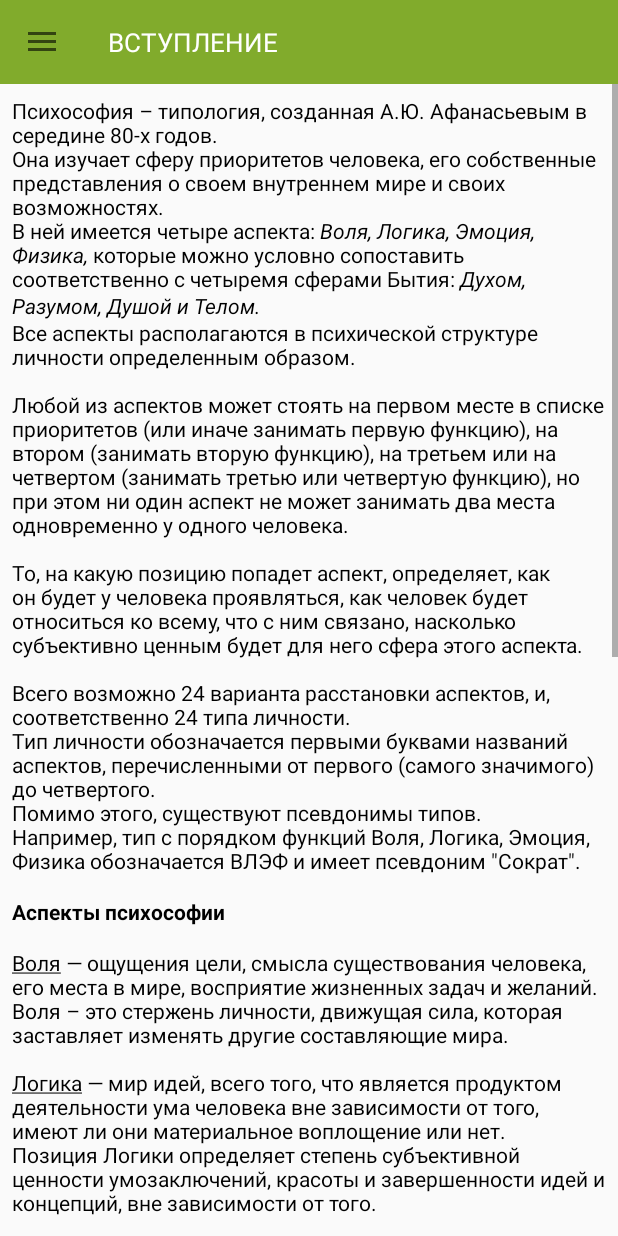
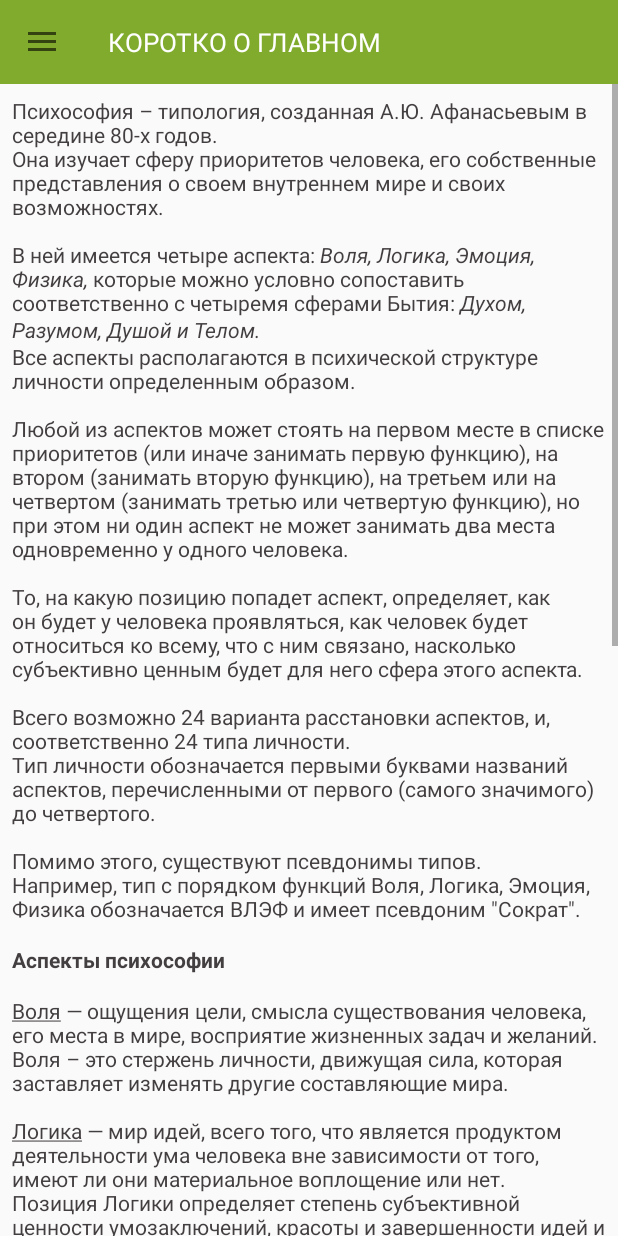
Before and after one commit to StacyLaushkina/Psychosophy, an Android app: the screen it shows after launch (MainActivity), after a tap on "УЗНАТЬ БОЛЬШЕ", on a phone screen of 412 x 824 dp. Run offline under Robolectric (Android 15) with nearby library versions, the phone set to English and light mode, and no system bars.

Commit message:
Design changes

```diff
--- a/app/build.gradle
+++ b/app/build.gradle
@@ -29,7 +29,7 @@ dependencies {
     implementation fileTree(dir: 'libs', include: ['*.jar'])
     implementation 'com.android.support:appcompat-v7:26.1.0'
     implementation 'com.android.support:support-v13:26.1.0'
-    implementation 'com.android.support.constraint:constraint-layout:1.0.2'
+    implementation 'com.android.support.constraint:constraint-layout:1.1.0'
     implementation 'com.android.support:cardview-v7:26.1.0'
     implementation 'com.android.support:recyclerview-v7:26.1.0'
     implementation 'com.android.support:design:26.1.0'
@@ -41,6 +41,6 @@ dependencies {
     annotationProcessor 'com.google.dagger:dagger-compiler:2.11'
 
     testImplementation 'junit:junit:4.12'
-    androidTestImplementation 'com.android.support.test:runner:1.0.1'
-    androidTestImplementation 'com.android.support.test.espresso:espresso-core:3.0.1'
+    androidTestImplementation 'com.android.support.test:runner:1.0.2'
+    androidTestImplementation 'com.android.support.test.espresso:espresso-core:3.0.2'
 }
--- a/app/src/main/AndroidManifest.xml
+++ b/app/src/main/AndroidManifest.xml
@@ -10,7 +10,7 @@
         android:theme="@style/AppTheme">
         <activity
             android:name=".view.welcome.WelcomeActivity"
-            android:label="@string/welcome_activity">
+            android:label="@string/app_name">
             <intent-filter>
                 <action android:name="android.intent.action.MAIN" />
 
--- a/app/src/main/res/values/colors.xml
+++ b/app/src/main/res/values/colors.xml
@@ -6,7 +6,8 @@
     <color name="colorAccent">#FF4081</color>
 
     <color name="black">#000000</color>
-    <color name="light_black">#231F20</color>
+    <color name="light_black">#433F40</color>
+    <color name="text_color">@color/light_black</color>
     <color name="dark_white">#EEEEEE</color>
     <color name="light_grey">#BFBFBF</color>
     <color name="dark_grey">#777777</color>
--- a/app/src/main/res/values/functions_strings.xml
+++ b/app/src/main/res/values/functions_strings.xml
@@ -228,7 +228,7 @@
         <p>Секрет этого искусства - в способности и желании не просто высказаться, но, прежде всего,
         вовлечь собеседника в разговор, сделать интеллектуальное пиршество совместным. <br>
         Способ: прикинуться дурачком и начать общение с фразы, подобной знаменитой сократовской:</p>
-        <blockquote>Я знаю только то, что я ничего не знаю\".</blockquote>
+        <blockquote>Я знаю только то, что я ничего не знаю.</blockquote>
         <p>Трудно представить, кто отказался бы проглотить такую наживку.<br></p>
 
         <p>Еще одно замечательное и драгоценное качество, свойственное всем \"риторам\" без исключения - это здоровый цинизм.<br>
--- a/app/src/main/res/values/introduction_strings.xml
+++ b/app/src/main/res/values/introduction_strings.xml
@@ -2,8 +2,9 @@
 <resources>
     <string name="introduction_text"><![CDATA[
      <p>Психософия – типология, созданная А.Ю.  Афанасьевым в середине 80-х годов.<br>
-     Она изучает сферу приоритетов человека, его собственные представления о своем внутреннем мире и своих возможностях.<br>
-     В ней имеется четыре аспекта: <i>Воля, Логика, Эмоция, Физика,</i> которые можно условно сопоставить соответственно с четыремя сферами Бытия:
+     Она изучает сферу приоритетов человека, его собственные представления о своем внутреннем мире и своих возможностях.</p>
+
+     <p>В ней имеется четыре аспекта: <i>Воля, Логика, Эмоция, Физика,</i> которые можно условно сопоставить соответственно с четыремя сферами Бытия:
      <i> Духом, Разумом, Душой и Телом.</i><br>
      Все аспекты располагаются в психической структуре личности определенным образом.</p>
 
@@ -15,8 +16,9 @@
      что с ним связано, насколько субъективно ценным будет для него сфера этого аспекта.</p>
 
      <p>Всего возможно 24 варианта расстановки аспектов, и, соответственно 24 типа личности.<br>
-     Тип личности обозначается первыми буквами названий аспектов, перечисленными от первого (самого значимого) до четвертого.<br>
-     Помимо этого, существуют псевдонимы типов.<br>
+     Тип личности обозначается первыми буквами названий аспектов, перечисленными от первого (самого значимого) до четвертого.</p>
+
+     <p>Помимо этого, существуют псевдонимы типов.<br>
      Например, тип с порядком функций Воля, Логика, Эмоция, Физика обозначается ВЛЭФ и имеет псевдоним \"Сократ\".</p>
 
      <p><b>Аспекты психософии</b></p>
--- a/app/src/main/res/values/strings.xml
+++ b/app/src/main/res/values/strings.xml
@@ -1,7 +1,5 @@
 <resources>
-    <string name="app_name">Psychosophy</string>
-
-    <string name="welcome_activity">Welcome</string>
+    <string name="app_name">Психософия</string>
 
     <string name="test">Тест</string>
     <string name="test_results">Результаты теста</string>
@@ -9,7 +7,7 @@
     <string name="psychotype_description">Описание псхотипа</string>
     <string name="relationships">Отношения</string>
     <string name="about">О программе</string>
-    <string name="introduction">Вступление</string>
+    <string name="introduction">Коротко о главном</string>
     <string name="functions">Функции</string>
 
     <string name="navigation_drawer_open">Open</string>
--- a/app/src/main/res/values/styles.xml
+++ b/app/src/main/res/values/styles.xml
@@ -23,7 +23,7 @@
     </style>
 
     <style name="TextViewStyle" parent="android:Widget.TextView">
-        <item name="android:textColor">@color/black</item>
+        <item name="android:textColor">@color/text_color</item>
         <item name="android:fontFamily">sans-serif</item>
     </style>
 
```
Also changed, not shown: app/src/main/java/com/laushkina/anastasia/psychosophy/view/functions/FunctionsDescriptionFragment.java (+15 -3 lines), app/src/main/res/drawable-mdpi/ic_sea_waves_logic.png, app/src/main/res/drawable-mdpi/ic_sea_waves_physics.png, app/src/main/res/drawable-mdpi/ic_sea_waves_will.png, app/src/main/res/drawable-xhdpi/ic_sea_waves_emotion.png, app/src/main/res/drawable-xhdpi/ic_sea_waves_logic.png, app/src/main/res/drawable-xhdpi/ic_sea_waves_physics.png, app/src/main/res/drawable-xhdpi/ic_sea_waves_will.png, app/src/main/res/drawable-xxhdpi/ic_sea_waves_logic.png, app/src/main/res/drawable-xxhdpi/ic_sea_waves_physics.png, app/src/main/res/drawable-xxhdpi/ic_sea_waves_will.png.
